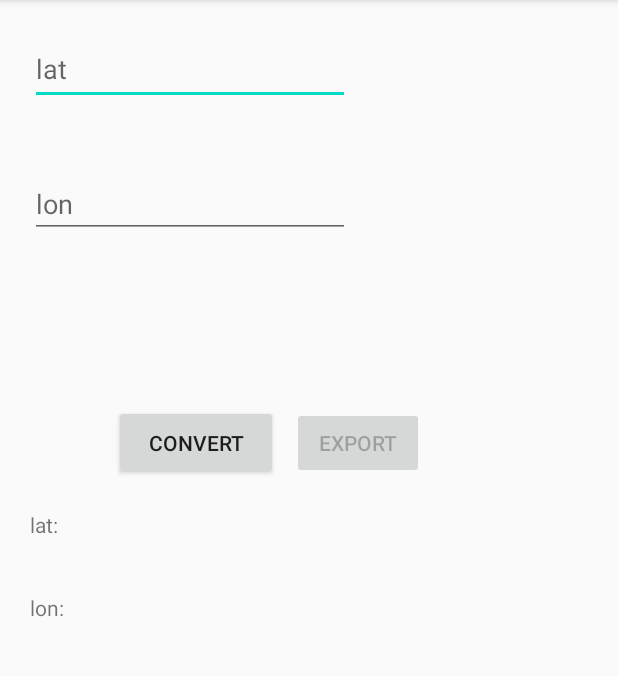
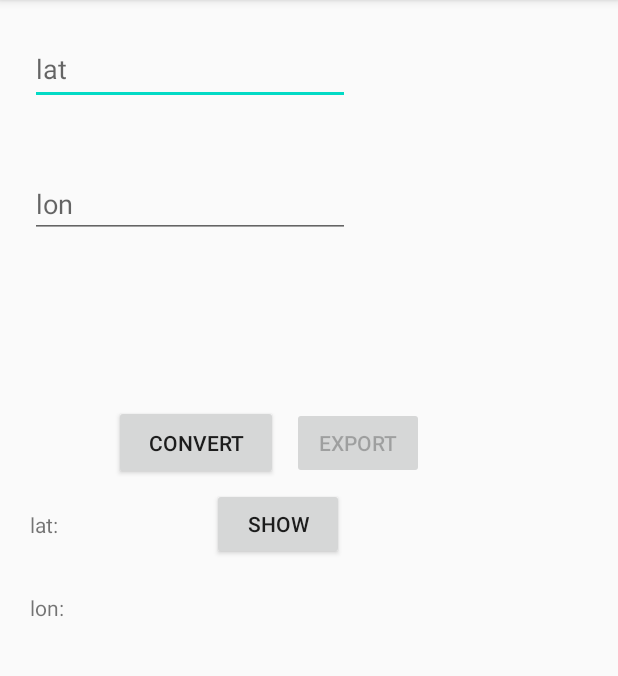
Before and after one commit to StanaAndrei/ssdev, an Android app: the screen it shows after launch (MainActivity), on a phone screen of 412 x 824 dp, the part 84-760 px from its top. Run offline under Robolectric (Android 15) with nearby library versions, the phone set to English and light mode, and no system bars.

```diff
--- a/app/src/main/AndroidManifest.xml
+++ b/app/src/main/AndroidManifest.xml
@@ -13,6 +13,10 @@
         android:supportsRtl="true"
         android:theme="@style/Theme.Ssdev"
         tools:targetApi="31">
+
+        <meta-data
+            android:name="com.google.android.geo.API_KEY"
+            android:value="${MAPS_API_KEY}" />
         <activity
             android:name=".MainActivity"
             android:exported="true">
--- a/app/src/main/java/com/example/ssdev/MainActivity.java
+++ b/app/src/main/java/com/example/ssdev/MainActivity.java
@@ -3,10 +3,18 @@ package com.example.ssdev;
 import android.os.Environment;
 import android.support.v7.app.AppCompatActivity;
 import android.os.Bundle;
+import android.util.Log;
 import android.view.View;
 import android.widget.Button;
 import android.widget.EditText;
 import android.widget.TextView;
+
+import com.google.android.gms.maps.CameraUpdateFactory;
+import com.google.android.gms.maps.GoogleMap;
+import com.google.android.gms.maps.OnMapReadyCallback;
+import com.google.android.gms.maps.SupportMapFragment;
+import com.google.android.gms.maps.model.LatLng;
+import com.google.android.gms.maps.model.MarkerOptions;
 
 import java.io.File;
 import java.io.FileOutputStream;
@@ -14,8 +22,9 @@ import java.io.OutputStream;
 import java.io.OutputStreamWriter;
 import java.math.BigDecimal;
 
-public class MainActivity extends AppCompatActivity {
+public class MainActivity extends AppCompatActivity implements OnMapReadyCallback {
     String latStr, latDMS, lonStr, lonDMS;
+    GoogleMap gMap;
 
     private String getCoord(final float coord) {
         int coordDeg = (int)coord;
@@ -30,6 +39,7 @@ public class MainActivity extends AppCompatActivity {
 
     @Override
     protected void onCreate(Bundle savedInstanceState) {
+        Log.w("log", "created");
         super.onCreate(savedInstanceState);
         setContentView(R.layout.activity_main);
 
@@ -40,6 +50,7 @@ public class MainActivity extends AppCompatActivity {
 
         Button button = (Button) findViewById(R.id.button);
         Button expBtn = (Button) findViewById(R.id.button2);
+        Button showBtn = (Button) findViewById(R.id.button3);
         EditText editText1 = (EditText) findViewById(R.id.editTextNumberDecimal1);
         EditText editText2 = (EditText) findViewById(R.id.editTextNumberDecimal2);
         TextView textView1 = (TextView) findViewById(R.id.textView1);
@@ -80,5 +91,24 @@ public class MainActivity extends AppCompatActivity {
                 expBtn.setEnabled(false);
             }
         });
+
+        final OnMapReadyCallback onMapReadyCallback = this;
+        showBtn.setOnClickListener(new View.OnClickListener() {
+            @Override
+            public void onClick(View view) {
+                setContentView(R.layout.activity_map);
+                SupportMapFragment mapFragment = (SupportMapFragment) getSupportFragmentManager()
+                        .findFragmentById(R.id.map);
+                mapFragment.getMapAsync(onMapReadyCallback);
+            }
+        });
+    }
+
+    @Override
+    public void onMapReady(GoogleMap googleMap) {
+        gMap = googleMap;
+        LatLng latLng = new LatLng(Double.parseDouble(latStr), Double.parseDouble(lonStr));
+        gMap.addMarker(new MarkerOptions().position(latLng).title("location"));
+        gMap.moveCamera(CameraUpdateFactory.newLatLng(latLng));
     }
 }
--- a/app/src/main/res/layout/activity_main.xml
+++ b/app/src/main/res/layout/activity_main.xml
@@ -68,10 +68,20 @@
         android:layout_width="wrap_content"
         android:layout_height="wrap_content"
         android:layout_marginEnd="129dp"
+        android:enabled="false"
         android:text="export"
         app:layout_constraintBaseline_toBaselineOf="@+id/button"
         app:layout_constraintEnd_toEndOf="parent"
+        app:layout_constraintStart_toEndOf="@+id/button" />
+
+    <Button
+        android:id="@+id/button3"
+        android:layout_width="wrap_content"
+        android:layout_height="wrap_content"
+        android:layout_marginTop="5dp"
+        android:text="show"
+        app:layout_constraintEnd_toEndOf="@+id/button"
         app:layout_constraintStart_toEndOf="@+id/button"
-        android:enabled="false"/>
+        app:layout_constraintTop_toBottomOf="@+id/button" />
 
 </android.support.constraint.ConstraintLayout>
--- a/build.gradle
+++ b/build.gradle
@@ -2,6 +2,8 @@
 plugins {
     id 'com.android.application' version '7.2.1' apply false
     id 'com.android.library' version '7.2.1' apply false
+    id 'com.google.android.libraries.mapsplatform.secrets-gradle-plugin' version '2.0.1' apply false
+
 }
 
 task clean(type: Delete) {
```
Also changed, not shown: app/build.gradle (+8 -0 lines), app/src/main/res/layout/activity_map.xml (added, +13 -0 lines), gradle.properties (line endings or trailing spaces).
